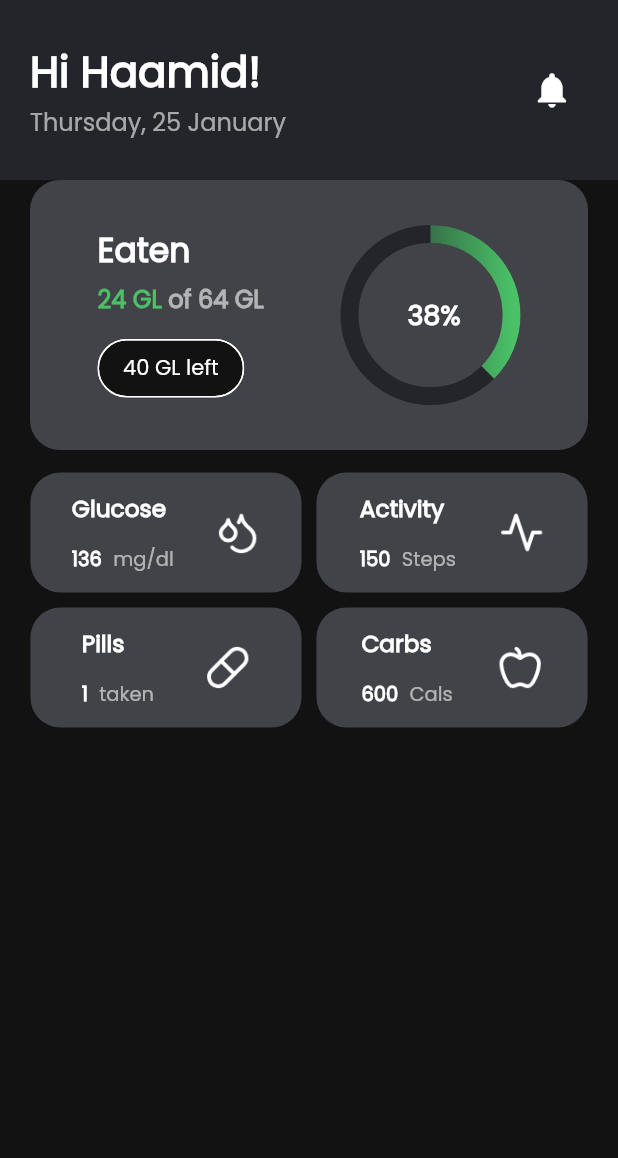
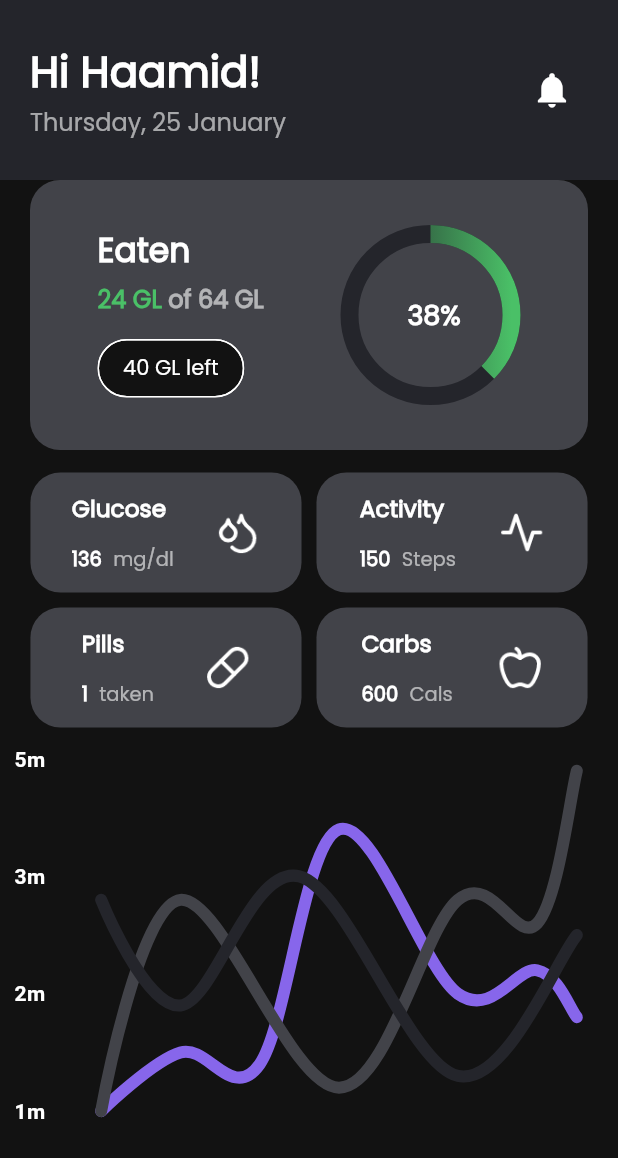
Before and after one commit to Hames-1616/diabetes_Flutter, a Flutter app: the HomePage screen opened directly, on a phone screen of 412 x 824 dp. Shown: the top 1158 px of the screen. Run offline on Flutter 3.47's test engine with Material 3 defaults, Android fonts, the phone set to English and light mode, and no system bars; drawn by our look-alikes of fl_chart, percent_indicator; our stand-ins replace chips_choice, dio, flutter_riverpod, fpdart, shared_preferences; missing offline and left inert: animated_snack_bar; accounts and stored records are empty.

Commit message:
👌 IMPROVE: Implemented LinChart in HomeScreen

```diff
--- /dev/null
+++ b/lib/features/home/components/lineChart.dart
@@ -0,0 +1,358 @@
+
+import 'package:diabetes_app/core/themes.dart';
+import 'package:fl_chart/fl_chart.dart';
+import 'package:flutter/material.dart';
+
+class linChart extends StatelessWidget {
+  const linChart({required this.isShowingMainData});
+
+  final bool isShowingMainData;
+
+  @override
+  Widget build(BuildContext context) {
+    return LineChart(
+      isShowingMainData ? sampleData1 : sampleData2,
+      duration: const Duration(milliseconds: 250),
+    );
+  }
+
+  LineChartData get sampleData1 => LineChartData(
+        lineTouchData: lineTouchData1,
+        gridData: gridData,
+        titlesData: titlesData1,
+        borderData: borderData,
+        lineBarsData: lineBarsData1,
+        minX: 0,
+        maxX: 14,
+        maxY: 4,
+        minY: 0,
+      );
+
+  LineChartData get sampleData2 => LineChartData(
+        lineTouchData: lineTouchData2,
+        gridData: gridData,
+        titlesData: titlesData2,
+        borderData: borderData,
+        lineBarsData: lineBarsData2,
+        minX: 0,
+        maxX: 14,
+        maxY: 6,
+        minY: 0,
+      );
+
+  LineTouchData get lineTouchData1 => LineTouchData(
+        handleBuiltInTouches: true,
+        touchTooltipData: LineTouchTooltipData(
+          tooltipBgColor: Colors.blueGrey.withOpacity(0.8),
+        ),
+      );
+
+  FlTitlesData get titlesData1 => FlTitlesData(
+        bottomTitles: AxisTitles(
+          sideTitles: bottomTitles,
+        ),
+        rightTitles: const AxisTitles(
+          sideTitles: SideTitles(showTitles: false),
+        ),
+        topTitles: const AxisTitles(
+          sideTitles: SideTitles(showTitles: false),
+        ),
+        leftTitles: AxisTitles(
+          sideTitles: leftTitles(),
+        ),
+      );
+
+  List<LineChartBarData> get lineBarsData1 => [
+        lineChartBarData1_1,
+        lineChartBarData1_2,
+        lineChartBarData1_3,
+      ];
+
+  LineTouchData get lineTouchData2 => const LineTouchData(
+        enabled: false,
+      );
+
+  FlTitlesData get titlesData2 => FlTitlesData(
+        bottomTitles: AxisTitles(
+          sideTitles: bottomTitles,
+        ),
+        rightTitles: const AxisTitles(
+          sideTitles: SideTitles(showTitles: false),
+        ),
+        topTitles: const AxisTitles(
+          sideTitles: SideTitles(showTitles: false),
+        ),
+        leftTitles: AxisTitles(
+          sideTitles: leftTitles(),
+        ),
+      );
+
+  List<LineChartBarData> get lineBarsData2 => [
+        lineChartBarData2_1,
+        lineChartBarData2_2,
+        lineChartBarData2_3,
+      ];
+
+  Widget leftTitleWidgets(double value, TitleMeta meta) {
+    const style = TextStyle(
+      fontWeight: FontWeight.bold,
+      fontSize: 14,
+    );
+    String text;
+    switch (value.toInt()) {
+      case 1:
+        text = '1m';
+        break;
+      case 2:
+        text = '2m';
+        break;
+      case 3:
+        text = '3m';
+        break;
+      case 4:
+        text = '5m';
+        break;
+      case 5:
+        text = '6m';
+        break;
+      default:
+        return Container();
+    }
+
+    return Text(text, style: style, textAlign: TextAlign.center);
+  }
+
+  SideTitles leftTitles() => SideTitles(
+        getTitlesWidget: leftTitleWidgets,
+        showTitles: true,
+        interval: 1,
+        reservedSize: 40,
+      );
+
+  Widget bottomTitleWidgets(double value, TitleMeta meta) {
+    const style = TextStyle(
+      fontWeight: FontWeight.bold,
+      fontSize: 16,
+    );
+    Widget text;
+    switch (value.toInt()) {
+      case 2:
+        text = const Text('SEPT', style: style);
+        break;
+      case 7:
+        text = const Text('OCT', style: style);
+        break;
+      case 12:
+        text = const Text('DEC', style: style);
+        break;
+      default:
+        text = const Text('');
+        break;
+    }
+
+    return SideTitleWidget(
+      axisSide: meta.axisSide,
+      space: 10,
+      child: text,
+    );
+  }
+
+  SideTitles get bottomTitles => SideTitles(
+        showTitles: true,
+        reservedSize: 32,
+        interval: 1,
+        getTitlesWidget: bottomTitleWidgets,
+      );
+
+  FlGridData get gridData => const FlGridData(show: false);
+
+  FlBorderData get borderData => FlBorderData(
+        show: true,
+        border: Border(
+          bottom:
+              BorderSide(color: primaryColor.withOpacity(0.2), width: 4),
+          left: const BorderSide(color: Colors.transparent),
+          right: const BorderSide(color: Colors.transparent),
+          top: const BorderSide(color: Colors.transparent),
+        ),
+      );
+
+  LineChartBarData get lineChartBarData1_1 => LineChartBarData(
+        isCurved: true,
+        color: accentColor,
+        barWidth: 8,
+        isStrokeCapRound: true,
+        dotData: const FlDotData(show: false),
+        belowBarData: BarAreaData(show: false),
+        spots: const [
+          FlSpot(1, 1),
+          FlSpot(3, 1.5),
+          FlSpot(5, 1.4),
+          FlSpot(7, 3.4),
+          FlSpot(10, 2),
+          FlSpot(12, 2.2),
+          FlSpot(13, 1.8),
+        ],
+      );
+
+  LineChartBarData get lineChartBarData1_2 => LineChartBarData(
+        isCurved: true,
+        color: secondaryColor,
+        barWidth: 8,
+        isStrokeCapRound: true,
+        dotData: const FlDotData(show: false),
+        belowBarData: BarAreaData(
+          show: false,
+          color: secondaryColor.withOpacity(0),
+        ),
+        spots: const [
+          FlSpot(1, 1),
+          FlSpot(3, 2.8),
+          FlSpot(7, 1.2),
+          FlSpot(10, 2.8),
+          FlSpot(12, 2.6),
+          FlSpot(13, 3.9),
+        ],
+      );
+
+  LineChartBarData get lineChartBarData1_3 => LineChartBarData(
+        isCurved: true,
+        color: primaryColor,
+        barWidth: 8,
+        isStrokeCapRound: true,
+        dotData: const FlDotData(show: false),
+        belowBarData: BarAreaData(show: false),
+        spots: const [
+          FlSpot(1, 2.8),
+          FlSpot(3, 1.9),
+          FlSpot(6, 3),
+          FlSpot(10, 1.3),
+          FlSpot(13, 2.5),
+        ],
+      );
+
+  LineChartBarData get lineChartBarData2_1 => LineChartBarData(
+        isCurved: true,
+        curveSmoothness: 0,
+        color: greenAccent.withOpacity(0.5),
+        barWidth: 4,
+        isStrokeCapRound: true,
+        dotData: const FlDotData(show: false),
+        belowBarData: BarAreaData(show: false),
+        spots: const [
+          FlSpot(1, 1),
+          FlSpot(3, 4),
+          FlSpot(5, 1.8),
+          FlSpot(7, 5),
+          FlSpot(10, 2),
+          FlSpot(12, 2.2),
+          FlSpot(13, 1.8),
+        ],
+      );
+
+  LineChartBarData get lineChartBarData2_2 => LineChartBarData(
+        isCurved: true,
+        color: secondaryColor.withOpacity(0.5),
+        barWidth: 4,
+        isStrokeCapRound: true,
+        dotData: const FlDotData(show: false),
+        belowBarData: BarAreaData(
+          show: true,
+          color: secondaryColor.withOpacity(0.2),
+        ),
+        spots: const [
+          FlSpot(1, 1),
+          FlSpot(3, 2.8),
+          FlSpot(7, 1.2),
+          FlSpot(10, 2.8),
+          FlSpot(12, 2.6),
+          FlSpot(13, 3.9),
+        ],
+      );
+
+  LineChartBarData get lineChartBarData2_3 => LineChartBarData(
+        isCurved: true,
+        curveSmoothness: 0,
+        color: primaryColor.withOpacity(0.5),
+        barWidth: 2,
+        isStrokeCapRound: true,
+        dotData: const FlDotData(show: true),
+        belowBarData: BarAreaData(show: false),
+        spots: const [
+          FlSpot(1, 3.8),
+          FlSpot(3, 1.9),
+          FlSpot(6, 5),
+          FlSpot(10, 3.3),
+          FlSpot(13, 4.5),
+        ],
+      );
+}
+
+class LineChartSample1 extends StatefulWidget {
+  const LineChartSample1({super.key});
+
+  @override
+  State<StatefulWidget> createState() => LineChartSample1State();
+}
+
+class LineChartSample1State extends State<LineChartSample1> {
+  late bool isShowingMainData;
+
+  @override
+  void initState() {
+    super.initState();
+    isShowingMainData = true;
+  }
+
+  @override
+  Widget build(BuildContext context) {
+    return AspectRatio(
+      aspectRatio: 1.23,
+      child: Stack(
+        children: <Widget>[
+          Column(
+            crossAxisAlignment: CrossAxisAlignment.stretch,
+            children: <Widget>[
+              const SizedBox(
+                height: 37,
+              ),
+               Text(
+                'Monthly Sales',
+                style: TextStyle(
+                  color: primaryColor,
+                  fontSize: 32,
+                  fontWeight: FontWeight.bold,
+                  letterSpacing: 2,
+                ),
+                textAlign: TextAlign.center,
+              ),
+              const SizedBox(
+                height: 37,
+              ),
+              Expanded(
+                child: Padding(
+                  padding: const EdgeInsets.only(right: 16, left: 6),
+                  child: linChart(isShowingMainData: isShowingMainData),
+                ),
+              ),
+              const SizedBox(
+                height: 10,
+              ),
+            ],
+          ),
+          IconButton(
+            icon: Icon(
+              Icons.refresh,
+              color: Colors.white.withOpacity(isShowingMainData ? 1.0 : 0.5),
+            ),
+            onPressed: () {
+              setState(() {
+                isShowingMainData = !isShowingMainData;
+              });
+            },
+          )
+        ],
+      ),
+    );
+  }
+}
--- a/lib/features/home/screens/HomePage.dart
+++ b/lib/features/home/screens/HomePage.dart
@@ -2,6 +2,8 @@ import 'package:diabetes_app/core/dimensions.dart';
 import 'package:diabetes_app/core/responsive_text.dart';
 import 'package:diabetes_app/core/themes.dart';
 import 'package:diabetes_app/features/home/components/Activity_block.dart';
+import 'package:diabetes_app/features/home/components/lineChart.dart';
+import 'package:fl_chart/fl_chart.dart';
 import 'package:flutter/material.dart';
 import 'package:flutter_riverpod/flutter_riverpod.dart';
 import 'package:intl/intl.dart';
@@ -166,7 +168,12 @@ class _HomePageState extends ConsumerState<HomePage> {
                     )
                   ],
                 ),
-              )
+              ),
+              SizedBox(height: 20,),
+              Container(
+                height: 350,
+                width: MediaQuery.of(context).size.width,
+                child: linChart(isShowingMainData: true))
             ],
           ),
         ));
```
